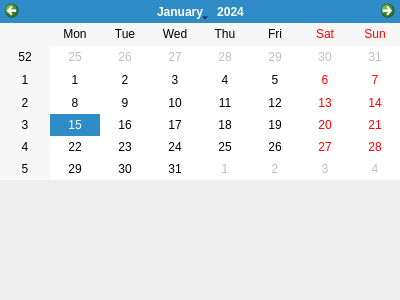
Qt form ui/calendar.ui (Younger-Chan/everyday) before a commit.
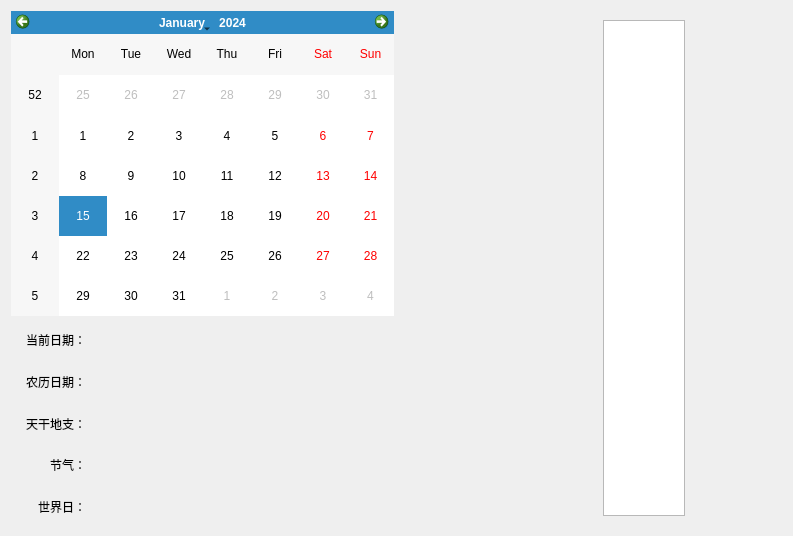
The same form after that commit.

```diff
--- a/ui/calendar.ui
+++ b/ui/calendar.ui
@@ -6,35 +6,114 @@
    <rect>
     <x>0</x>
     <y>0</y>
-    <width>400</width>
-    <height>300</height>
+    <width>793</width>
+    <height>536</height>
    </rect>
   </property>
   <property name="windowTitle">
    <string>Form</string>
   </property>
-  <layout class="QVBoxLayout" name="verticalLayout_3">
-   <property name="spacing">
-    <number>0</number>
-   </property>
-   <property name="leftMargin">
-    <number>0</number>
-   </property>
-   <property name="topMargin">
-    <number>0</number>
-   </property>
-   <property name="rightMargin">
-    <number>0</number>
-   </property>
-   <property name="bottomMargin">
-    <number>0</number>
-   </property>
+  <layout class="QHBoxLayout" name="horizontalLayout_6">
    <item>
-    <layout class="QVBoxLayout" name="verticalLayout_2" stretch="6,4">
+    <layout class="QHBoxLayout" name="horizontalLayout_2"/>
+   </item>
+   <item>
+    <layout class="QHBoxLayout" name="horizontalLayout_5">
+     <item>
+      <layout class="QVBoxLayout" name="verticalLayout_3" stretch="6,4">
      <item>
       <widget class="QCalendarWidget" name="calendarWidget"/>
      </item>
      <item>
+        <layout class="QHBoxLayout" name="horizontalLayout" stretch="2,8">
+         <item>
+          <layout class="QVBoxLayout" name="verticalLayout_2">
+           <item>
+            <widget class="QLabel" name="label">
+             <property name="sizePolicy">
+              <sizepolicy hsizetype="Preferred" vsizetype="Preferred">
+               <horstretch>0</horstretch>
+               <verstretch>0</verstretch>
+              </sizepolicy>
+             </property>
+             <property name="text">
+              <string>当前日期：</string>
+             </property>
+             <property name="alignment">
+              <set>Qt::AlignRight|Qt::AlignTrailing|Qt::AlignVCenter</set>
+             </property>
+            </widget>
+           </item>
+           <item>
+            <widget class="QLabel" name="label_2">
+             <property name="sizePolicy">
+              <sizepolicy hsizetype="Preferred" vsizetype="Preferred">
+               <horstretch>0</horstretch>
+               <verstretch>0</verstretch>
+              </sizepolicy>
+             </property>
+             <property name="text">
+              <string>农历日期：</string>
+             </property>
+             <property name="alignment">
+              <set>Qt::AlignRight|Qt::AlignTrailing|Qt::AlignVCenter</set>
+             </property>
+            </widget>
+           </item>
+           <item>
+            <widget class="QLabel" name="label_3">
+             <property name="sizePolicy">
+              <sizepolicy hsizetype="Preferred" vsizetype="Preferred">
+               <horstretch>0</horstretch>
+               <verstretch>0</verstretch>
+              </sizepolicy>
+             </property>
+             <property name="text">
+              <string>天干地支：</string>
+             </property>
+             <property name="alignment">
+              <set>Qt::AlignRight|Qt::AlignTrailing|Qt::AlignVCenter</set>
+             </property>
+            </widget>
+           </item>
+           <item>
+            <widget class="QLabel" name="label_4">
+             <property name="sizePolicy">
+              <sizepolicy hsizetype="Preferred" vsizetype="Preferred">
+               <horstretch>0</horstretch>
+               <verstretch>0</verstretch>
+              </sizepolicy>
+             </property>
+             <property name="text">
+              <string>节气：</string>
+             </property>
+             <property name="alignment">
+              <set>Qt::AlignRight|Qt::AlignTrailing|Qt::AlignVCenter</set>
+             </property>
+            </widget>
+           </item>
+           <item>
+            <widget class="QLabel" name="label_5">
+             <property name="sizePolicy">
+              <sizepolicy hsizetype="Preferred" vsizetype="Preferred">
+               <horstretch>0</horstretch>
+               <verstretch>0</verstretch>
+              </sizepolicy>
+             </property>
+             <property name="text">
+              <string>世界日：</string>
+             </property>
+             <property name="textFormat">
+              <enum>Qt::AutoText</enum>
+             </property>
+             <property name="alignment">
+              <set>Qt::AlignRight|Qt::AlignTrailing|Qt::AlignVCenter</set>
+             </property>
+            </widget>
+           </item>
+          </layout>
+         </item>
+         <item>
       <layout class="QVBoxLayout" name="verticalLayout">
        <item>
         <widget class="QLabel" name="l_date">
@@ -84,6 +163,94 @@
          <property name="alignment">
           <set>Qt::AlignCenter</set>
          </property>
+            </widget>
+           </item>
+          </layout>
+         </item>
+        </layout>
+       </item>
+      </layout>
+     </item>
+     <item>
+      <layout class="QHBoxLayout" name="horizontalLayout_4" stretch="5,5">
+       <item>
+        <layout class="QVBoxLayout" name="verticalLayout_6" stretch="8,2">
+         <item>
+          <widget class="QLabel" name="l_moyu">
+           <property name="styleSheet">
+            <string notr="true"/>
+           </property>
+           <property name="text">
+            <string/>
+           </property>
+          </widget>
+         </item>
+         <item>
+          <spacer name="verticalSpacer">
+           <property name="orientation">
+            <enum>Qt::Vertical</enum>
+           </property>
+           <property name="sizeHint" stdset="0">
+            <size>
+             <width>20</width>
+             <height>40</height>
+            </size>
+           </property>
+          </spacer>
+         </item>
+        </layout>
+       </item>
+       <item>
+        <widget class="QWidget" name="w_today" native="true">
+         <layout class="QHBoxLayout" name="horizontalLayout_7">
+          <item>
+           <layout class="QHBoxLayout" name="horizontalLayout_3" stretch="5,5">
+            <item>
+             <widget class="QListWidget" name="lw_today">
+              <property name="styleSheet">
+               <string notr="true">QListView {
+    outline: none;
+}
+
+#listWidget::item {
+    background-color: #ffffff;
+    color: #000000;
+    border: transparent;
+    border-bottom: 1px solid #dbdbdb;
+    padding: 8px;
+}
+
+#listWidget::item:hover {
+    background-color: #f5f5f5;
+}
+
+#listWidget::item:selected {
+    border-left: 5px solid #777777;
+}
+
+#listWidget_2::item {
+    background-color: #393d49;
+    color: #ffffff;
+    border: transparent;
+    padding: 8px;
+}
+
+#listWidget_2::item:hover {
+    background-color: #4e5465;
+}
+
+#listWidget_2::item:selected {
+    border-left: 5px solid #009688;
+}</string>
+              </property>
+             </widget>
+            </item>
+            <item>
+             <widget class="QWidget" name="w_star" native="true"/>
+            </item>
+           </layout>
+          </item>
+         </layout>
         </widget>
        </item>
       </layout>
```
Lines whose indentation alone changed are shown as unchanged.
